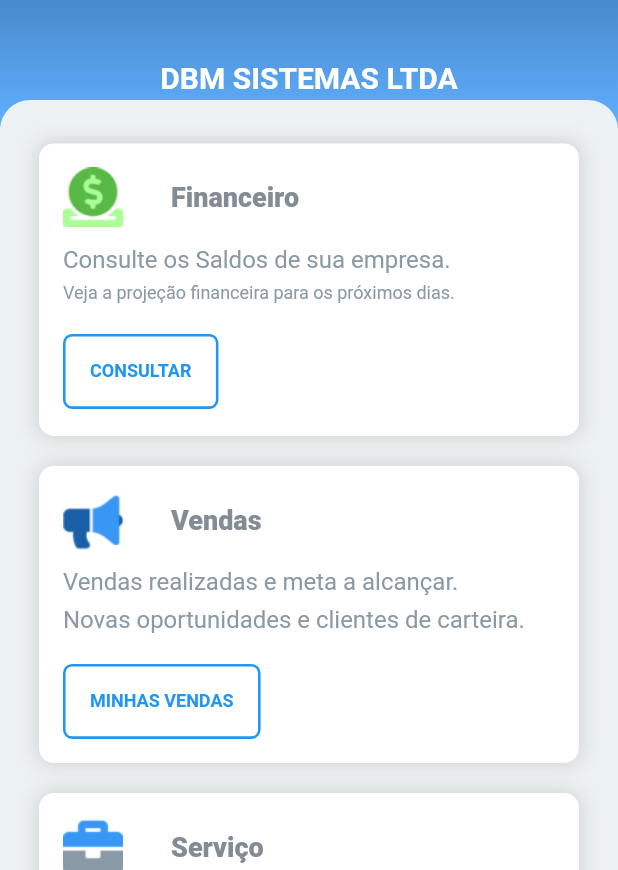
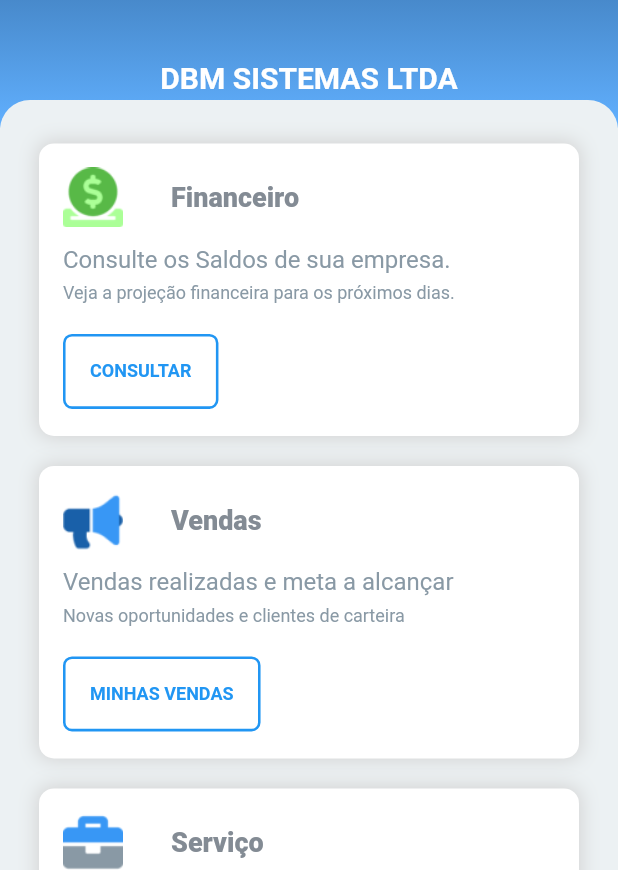
Before and after one commit to Andreysalles/Projeto_Spalla_Mobile, a Flutter app: the screen it shows after launch, on a phone screen of 412 x 824 dp, the part 366-1236 px from its top. Run offline on Flutter 3.47's test engine with Material 2 defaults, Android fonts, the phone set to English and light mode, and no system bars; drawn by our look-alikes of draggable_home.

Commit message:
Codigo tela home refatorado

```diff
--- a/lib/src/home_view.dart
+++ b/lib/src/home_view.dart
@@ -1,9 +1,10 @@
 // ignore_for_file: prefer_const_constructors, avoid_unnecessary_containers
 
 import "package:flutter/material.dart";
+
 import 'package:spallamobile/src/home_widgets/home_content.dart';
-import 'home_widgets/home_appbar.dart';
-import 'home_widgets/home_drawer.dart';
+import 'home_widgets/components/my_appbar_widget.dart';
+import 'home_widgets/components/my_drawer.widget.dart';
 
 class HomeScreen extends StatefulWidget {
   const HomeScreen({super.key});
@@ -17,8 +18,8 @@ class _HomeScreenState extends State<HomeScreen> {
   Widget build(BuildContext context) {
     return Scaffold(
       extendBodyBehindAppBar: true,
-      drawer: getHomeDrawer(),
-      appBar: getHomeAppBar(),
+      drawer: MyDrawer(),
+      appBar: MyAppBar(),
       body: DragableHomeContent(),
     );
   }
--- a/lib/src/home_widgets/components/home_card_servicos.dart
+++ /dev/null
@@ -1,96 +0,0 @@
-import 'package:flutter/material.dart';
-import 'package:spallamobile/src/home_widgets/components/my_button_widget.dart';
-
-class HomeCardServicos extends StatefulWidget {
-  const HomeCardServicos({super.key});
-
-  @override
-  State<HomeCardServicos> createState() => _HomeCardServicosState();
-}
-
-class _HomeCardServicosState extends State<HomeCardServicos> {
-  @override
-  Widget build(BuildContext context) {
-    return Container(
-      padding: const EdgeInsets.all(16),
-      width: 360,
-      decoration: const BoxDecoration(
-        boxShadow: [
-          BoxShadow(
-            color: Color.fromARGB(255, 211, 211, 211),
-            offset: Offset(0.0, 0.0),
-            blurRadius: 10.0,
-            spreadRadius: 1.0,
-          ),
-        ],
-        color: Colors.white,
-        borderRadius: BorderRadius.only(
-          topLeft: Radius.circular(10),
-          topRight: Radius.circular(10),
-          bottomLeft: Radius.circular(10),
-          bottomRight: Radius.circular(10),
-        ),
-      ),
-      child: Column(
-        children: [
-          //Linhas da coluna
-
-          Padding(
-            padding: const EdgeInsets.only(bottom: 12),
-            child: Row(
-              children: [
-                Image.asset("assets/spalla-servico-01-48x48.png", height: 40),
-                const Padding(
-                  padding: EdgeInsets.only(
-                    left: 32,
-                  ),
-                  child: Text(
-                    "Serviço",
-                    style: TextStyle(
-                      fontWeight: FontWeight.w900,
-                      color: Color.fromARGB(255, 131, 139, 148),
-                      fontSize: 18,
-                    ),
-                  ),
-                ),
-              ],
-            ),
-          ),
-
-          Padding(
-            padding: const EdgeInsets.only(bottom: 20),
-            child: Row(
-              // ignore: prefer_const_literals_to_create_immutables
-              children: [
-                const Text(
-                  "Consulte sua agenda de atividades",
-                  style: TextStyle(
-                    fontWeight: FontWeight.normal,
-                    color: Color.fromARGB(255, 137, 153, 165),
-                    fontSize: 16,
-                  ),
-                ),
-              ],
-            ),
-          ),
-
-          Row(
-            children: const [
-              SizedBox(
-                height: 50,
-                child: MyButton(
-                  labelbutton: 'VER ATIVIDADES',
-                  style: TextStyle(
-                    fontSize: 12,
-                    color: Colors.blue,
-                    fontWeight: FontWeight.bold,
-                  ),
-                ),
-              )
-            ],
-          ),
-        ],
-      ),
-    );
-  }
-}
--- a/lib/src/home_widgets/components/home_card_vendas.dart
+++ /dev/null
@@ -1,109 +0,0 @@
-// ignore_for_file: prefer_const_constructors
-import 'package:flutter/material.dart';
-import 'package:spallamobile/src/home_widgets/components/my_button_widget.dart';
-
-class HomeCardVendas extends StatefulWidget {
-  const HomeCardVendas({super.key});
-
-  @override
-  State<HomeCardVendas> createState() => _HomeCardVendasState();
-}
-
-class _HomeCardVendasState extends State<HomeCardVendas> {
-  @override
-  Widget build(BuildContext context) {
-    return Container(
-      padding: EdgeInsets.all(16),
-      width: 360,
-      decoration: BoxDecoration(
-        boxShadow: const [
-          BoxShadow(
-            color: Color.fromARGB(255, 211, 211, 211),
-            offset: Offset(0.0, 0.0),
-            blurRadius: 10.0,
-            spreadRadius: 1.0,
-          ),
-        ],
-        color: Colors.white,
-        borderRadius: BorderRadius.only(
-          topLeft: Radius.circular(10),
-          topRight: Radius.circular(10),
-          bottomLeft: Radius.circular(10),
-          bottomRight: Radius.circular(10),
-        ),
-      ),
-      child: Column(
-        children: [
-          Padding(
-            padding: EdgeInsets.only(bottom: 12),
-            child: Row(
-              children: [
-                Image.asset("assets/spalla-vendas-01-48x48.png", height: 40),
-                Padding(
-                  padding: EdgeInsets.only(
-                    left: 32,
-                  ),
-                  child: Text(
-                    "Vendas",
-                    style: TextStyle(
-                      fontWeight: FontWeight.w900,
-                      color: Color.fromARGB(255, 131, 139, 148),
-                      fontSize: 18,
-                    ),
-                  ),
-                ),
-              ],
-            ),
-          ),
-          Padding(
-            padding: EdgeInsets.only(bottom: 6),
-            child: Row(
-              // ignore: prefer_const_literals_to_create_immutables
-              children: [
-                Text(
-                  "Vendas realizadas e meta a alcançar.",
-                  style: TextStyle(
-                    fontWeight: FontWeight.normal,
-                    color: Color.fromARGB(255, 137, 153, 165),
-                    fontSize: 16,
-                  ),
-                ),
-              ],
-            ),
-          ),
-          Padding(
-            padding: EdgeInsets.only(bottom: 20),
-            child: Row(
-              // ignore: prefer_const_literals_to_create_immutables
-              children: [
-                Text(
-                  "Novas oportunidades e clientes de carteira.",
-                  style: TextStyle(
-                    fontWeight: FontWeight.normal,
-                    color: Color.fromARGB(255, 137, 153, 165),
-                    fontSize: 16,
-                  ),
-                ),
-              ],
-            ),
-          ),
-          Row(
-            children: const [
-              SizedBox(
-                height: 50,
-                child: MyButton(
-                  labelbutton: 'MINHAS VENDAS',
-                  style: TextStyle(
-                    fontSize: 12,
-                    color: Colors.blue,
-                    fontWeight: FontWeight.bold,
-                  ),
-                ),
-              )
-            ],
-          ),
-        ],
-      ),
-    );
-  }
-}
--- /dev/null
+++ b/lib/src/home_widgets/components/my_appbar_widget.dart
@@ -0,0 +1,32 @@
+import "package:flutter/material.dart";
+
+class MyAppBar extends StatelessWidget with PreferredSizeWidget {
+  final Icon? icon;
+
+  const MyAppBar({
+    super.key,
+    this.icon = const Icon(Icons.menu),
+  });
+
+  @override
+  Size get preferredSize => const Size.fromHeight(kToolbarHeight);
+
+  @override
+  Widget build(BuildContext context) {
+    return AppBar(
+      backgroundColor: Colors.transparent,
+      elevation: 0,
+      leading: Builder(
+        builder: (BuildContext context) {
+          return IconButton(
+            icon: icon ?? const Icon(Icons.menu),
+            onPressed: () {
+              Scaffold.of(context).openDrawer();
+            },
+            tooltip: MaterialLocalizations.of(context).openAppDrawerTooltip,
+          );
+        },
+      ),
+    );
+  }
+}
--- a/lib/src/home_widgets/components/my_button_widget.dart
+++ b/lib/src/home_widgets/components/my_button_widget.dart
@@ -6,7 +6,7 @@ class MyButton extends StatelessWidget {
 
   const MyButton({
     super.key,
-    this.labelbutton = 'Defaut',
+    this.labelbutton = 'Default',
     this.style = const TextStyle(
       fontSize: 12,
       color: Colors.blue,
--- a/lib/src/home_widgets/components/home_card_financeiro.dart
+++ b/lib/src/home_widgets/components/my_card_widget.dart
@@ -1,14 +1,26 @@
 import 'package:flutter/material.dart';
-import 'package:spallamobile/src/home_widgets/components/my_button_widget.dart';
 
-class HomeCardFinanceiro extends StatefulWidget {
-  const HomeCardFinanceiro({super.key});
+class MyCardHome extends StatelessWidget {
+  final String? textcard1;
+  final String? textcard2;
+  final String? labelcard;
+  final String? labelbutton;
+  final Image? iconcard;
+  final TextStyle stylebutton;
+  const MyCardHome({
+    super.key,
+    this.textcard1 = 'text default',
+    this.textcard2 = '',
+    this.labelcard = 'Default',
+    this.iconcard,
+    this.labelbutton = 'Default',
+    this.stylebutton = const TextStyle(
+      fontSize: 12,
+      color: Colors.blue,
+      fontWeight: FontWeight.bold,
+    ),
+  });
 
-  @override
-  State<HomeCardFinanceiro> createState() => _HomeCardFinanceiroState();
-}
-
-class _HomeCardFinanceiroState extends State<HomeCardFinanceiro> {
   @override
   Widget build(BuildContext context) {
     return Container(
@@ -40,15 +52,16 @@ class _HomeCardFinanceiroState extends State<HomeCardFinanceiro> {
             padding: const EdgeInsets.only(bottom: 12),
             child: Row(
               children: [
-                Image.asset("assets/spalla-financeiro-01-48x48.png",
-                    height: 40),
-                const Padding(
-                  padding: EdgeInsets.only(
+                iconcard ??
+                    Image.asset("assets/spalla-financeiro-01-48x48.png",
+                        height: 40),
+                Padding(
+                  padding: const EdgeInsets.only(
                     left: 32,
                   ),
                   child: Text(
-                    "Financeiro",
-                    style: TextStyle(
+                    labelcard ?? "Default",
+                    style: const TextStyle(
                       fontWeight: FontWeight.w900,
                       color: Color.fromARGB(255, 131, 139, 148),
                       fontSize: 18,
@@ -64,9 +77,9 @@ class _HomeCardFinanceiroState extends State<HomeCardFinanceiro> {
             child: Row(
               // ignore: prefer_const_literals_to_create_immutables
               children: [
-                const Text(
-                  "Consulte os Saldos de sua empresa.",
-                  style: TextStyle(
+                Text(
+                  textcard1 ?? '',
+                  style: const TextStyle(
                     fontWeight: FontWeight.normal,
                     color: Color.fromARGB(255, 137, 153, 165),
                     fontSize: 16,
@@ -81,9 +94,9 @@ class _HomeCardFinanceiroState extends State<HomeCardFinanceiro> {
             child: Row(
               // ignore: prefer_const_literals_to_create_immutables
               children: [
-                const Text(
-                  "Veja a projeção financeira para os próximos dias.",
-                  style: TextStyle(
+                Text(
+                  textcard2 ?? "Text Default",
+                  style: const TextStyle(
                     fontWeight: FontWeight.normal,
                     color: Color.fromARGB(255, 137, 153, 165),
                     fontSize: 12,
@@ -94,11 +107,29 @@ class _HomeCardFinanceiroState extends State<HomeCardFinanceiro> {
           ),
 
           Row(
-            children: const [
+            children: [
               SizedBox(
                 height: 50,
-                child: MyButton(
-                  labelbutton: 'CONSULTAR',
+                child: TextButton(
+                  style: ElevatedButton.styleFrom(
+                    backgroundColor: Colors.transparent,
+                    shape: RoundedRectangleBorder(
+                      // ignore: prefer_const_constructors
+                      side: BorderSide(
+                        color: Colors.blue,
+                        width: 1.7,
+                      ),
+                      borderRadius: BorderRadius.circular(6),
+                    ),
+                  ),
+                  onPressed: () {},
+                  child: Padding(
+                    padding: const EdgeInsets.all(10.0),
+                    child: Text(
+                      labelbutton ?? 'Default',
+                      style: stylebutton,
+                    ),
+                  ),
                 ),
               )
             ],
--- /dev/null
+++ b/lib/src/home_widgets/components/my_drawer.widget.dart
@@ -0,0 +1,66 @@
+// ignore_for_file: prefer_const_constructors
+
+import 'package:flutter/material.dart';
+
+class MyDrawer extends StatelessWidget {
+  final String? username;
+  final String? email;
+  final AssetImage? imageproffile;
+
+  const MyDrawer(
+      {super.key,
+      this.imageproffile = const AssetImage('assets/andreyfoto.jpeg'),
+      this.email = 'default@gmail.com',
+      this.username = "User"});
+
+  @override
+  Widget build(BuildContext context) {
+    return Drawer(
+      child: ListView(
+        padding: EdgeInsets.zero,
+        // ignore: prefer_const_literals_to_create_immutables
+        children: [
+          UserAccountsDrawerHeader(
+            decoration: BoxDecoration(
+              gradient: LinearGradient(
+                begin: Alignment.topCenter,
+                end: Alignment.bottomCenter,
+                colors: const [
+                  Color.fromARGB(255, 0, 28, 56),
+                  Color.fromARGB(255, 97, 176, 255),
+                ],
+              ),
+            ),
+            accountName: Text(
+              username ?? "Andrey Salles",
+            ),
+            accountEmail: Text(
+              email ?? "andreyspereira@hotmail.com",
+            ),
+            currentAccountPicture: CircleAvatar(
+              backgroundImage: imageproffile ??
+                  AssetImage(
+                    'assets/andreyfoto.jpeg',
+                  ),
+            ),
+          ),
+          ListTile(
+            leading: Icon(
+              Icons.settings,
+              color: Color.fromARGB(255, 81, 168, 255),
+            ),
+            title: Text("Configurações"),
+            textColor: Color.fromARGB(255, 126, 126, 126),
+          ),
+          ListTile(
+              leading: Icon(
+                Icons.logout_outlined,
+                color: Color.fromARGB(255, 81, 168, 255),
+              ),
+              title: Text("Sair"),
+              textColor: Color.fromARGB(255, 126, 126, 126))
+        ],
+      ),
+    );
+  }
+}
--- a/lib/src/home_widgets/home_appbar.dart
+++ /dev/null
@@ -1,19 +0,0 @@
-import "package:flutter/material.dart";
-
-AppBar getHomeAppBar() {
-  return AppBar(
-    backgroundColor: Colors.transparent,
-    elevation: 0,
-    leading: Builder(
-      builder: (BuildContext context) {
-        return IconButton(
-          icon: const Icon(Icons.menu),
-          onPressed: () {
-            Scaffold.of(context).openDrawer();
-          },
-          tooltip: MaterialLocalizations.of(context).openAppDrawerTooltip,
-        );
-      },
-    ),
-  );
-}
--- a/lib/src/home_widgets/home_content.dart
+++ b/lib/src/home_widgets/home_content.dart
@@ -1,8 +1,6 @@
 import 'package:flutter/material.dart';
 import 'package:draggable_home/draggable_home.dart';
-import 'components/home_card_financeiro.dart';
-import 'components/home_card_servicos.dart';
-import 'components/home_card_vendas.dart';
+import 'package:spallamobile/src/home_widgets/components/my_card_widget.dart';
 
 class DragableHomeContent extends StatelessWidget {
   const DragableHomeContent({super.key});
@@ -83,21 +81,42 @@ cardsBodyHome() {
         opacity: value,
         duration: const Duration(milliseconds: 900),
         child: Column(
-          children: const [
+          children: [
             Padding(
-              padding: EdgeInsets.only(
+              padding: const EdgeInsets.only(
                 bottom: 20,
                 top: 10,
               ),
-              child: HomeCardFinanceiro(),
+              child: MyCardHome(
+                  labelbutton: "CONSULTAR",
+                  iconcard: Image.asset(
+                    'assets/spalla-financeiro-01-48x48.png',
+                    height: 40,
+                  ),
+                  labelcard: "Financeiro",
+                  textcard1: "Consulte os Saldos de sua empresa.",
+                  textcard2:
+                      'Veja a projeção financeira para os próximos dias.'),
             ),
             Padding(
-              padding: EdgeInsets.only(bottom: 20),
-              child: HomeCardVendas(),
+              padding: const EdgeInsets.only(bottom: 20),
+              child: MyCardHome(
+                  labelbutton: "MINHAS VENDAS",
+                  iconcard: Image.asset("assets/spalla-vendas-01-48x48.png",
+                      height: 40),
+                  labelcard: "Vendas",
+                  textcard1: 'Vendas realizadas e meta a alcançar',
+                  textcard2: 'Novas oportunidades e clientes de carteira'),
             ),
             Padding(
-              padding: EdgeInsets.only(bottom: 20),
-              child: HomeCardServicos(),
+              padding: const EdgeInsets.only(bottom: 20),
+              child: MyCardHome(
+                labelbutton: 'VER ATIVIDADES',
+                iconcard: Image.asset('assets/spalla-servico-01-48x48.png',
+                    height: 40),
+                labelcard: 'Serviço',
+                textcard1: 'Consulte sua agenda de atividades',
+              ),
             ),
           ],
         ),
--- a/lib/src/home_widgets/home_drawer.dart
+++ /dev/null
@@ -1,49 +0,0 @@
-// ignore_for_file: prefer_const_constructors
-
-import 'package:flutter/material.dart';
-
-Drawer getHomeDrawer() {
-  return Drawer(
-    child: ListView(
-      padding: EdgeInsets.zero,
-      // ignore: prefer_const_literals_to_create_immutables
-      children: [
-        UserAccountsDrawerHeader(
-          decoration: BoxDecoration(
-            gradient: LinearGradient(
-              begin: Alignment.topCenter,
-              end: Alignment.bottomCenter,
-              colors: const [
-                Color.fromARGB(255, 0, 28, 56),
-                Color.fromARGB(255, 97, 176, 255),
-              ],
-            ),
-          ),
-          accountName: Text("Andrey Salles"),
-          accountEmail: Text(
-            "andreyspereira@hotmail.com",
-          ),
-          currentAccountPicture: CircleAvatar(
-            backgroundImage: AssetImage(
-              'assets/andreyfoto.jpeg',
-            ),
-          ),
-        ),
-        ListTile(
-            leading: Icon(
-              Icons.settings,
-              color: Color.fromARGB(255, 81, 168, 255),
-            ),
-            title: Text("Configurações"),
-            textColor: Color.fromARGB(255, 126, 126, 126)),
-        ListTile(
-            leading: Icon(
-              Icons.arrow_back,
-              color: Color.fromARGB(255, 81, 168, 255),
-            ),
-            title: Text("Sair"),
-            textColor: Color.fromARGB(255, 126, 126, 126))
-      ],
-    ),
-  );
-}
```
Also changed, not shown: assets/user_anonimo.png (added).
